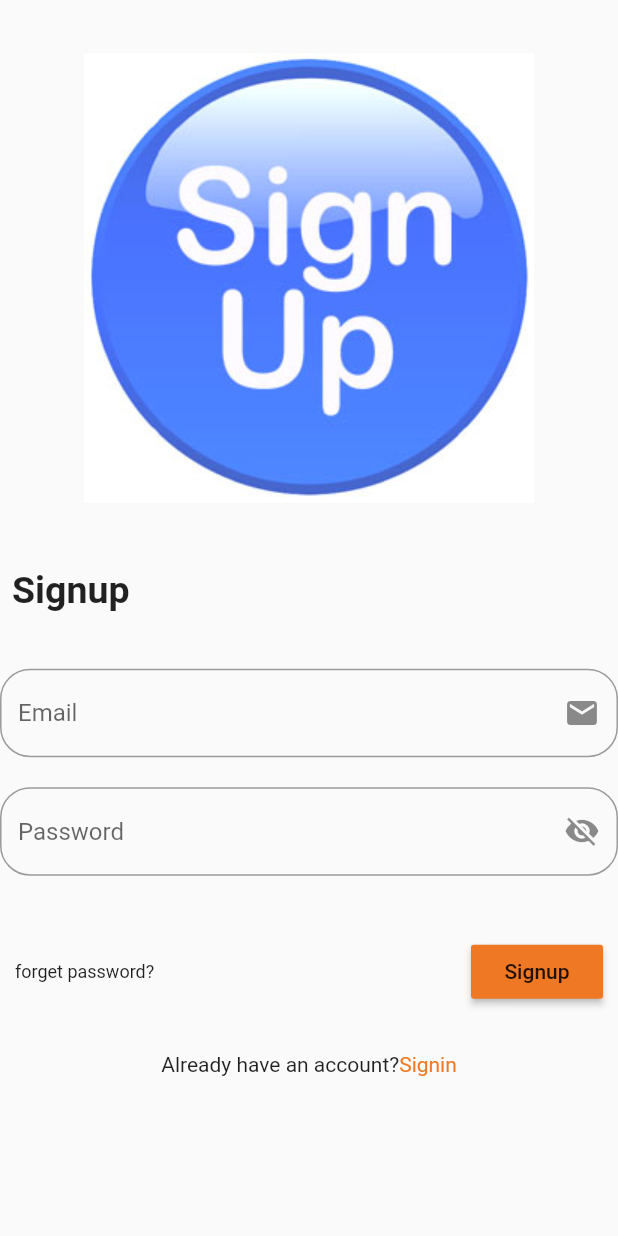
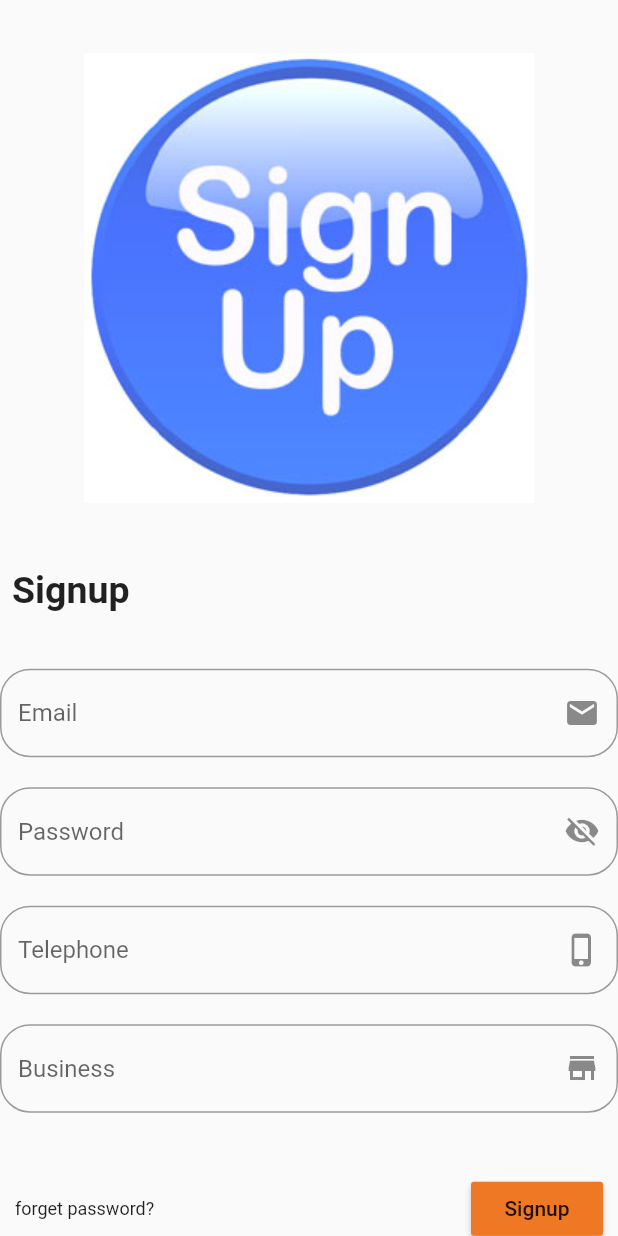
Before and after one commit to Dornalious36/GTC_Login, a Flutter app: the Second screen opened directly, on a phone screen of 412 x 824 dp. Run offline on Flutter 3.47's test engine with Material 2 defaults, Android fonts, the phone set to English and light mode, and no system bars.

Commit message:
After Entering Telephone and Business

```diff
--- a/lib/main.dart
+++ b/lib/main.dart
@@ -81,7 +81,7 @@ class _MyappState extends State<Myapp> {
                 },
                 child: Text.rich(
                   TextSpan(
-                      text: "Don't have an account?",
+                      text: "Don't have an account? ",
                       children: [
                         TextSpan(
                           text: "Signup",
@@ -155,6 +155,26 @@ class _SecondState extends State<Second> {
                     ),
                   ),
                 ),
+                SizedBox(height: 20.0,),
+                TextField(
+                  decoration: InputDecoration(
+                    hintText: "Telephone",
+                    suffixIcon: Icon(Icons.phone_iphone),
+                    border: OutlineInputBorder(
+                      borderRadius: BorderRadius.circular(20.0),
+                    ),
+                  ),
+                ),
+                SizedBox(height: 20.0,),
+                TextField(
+                  decoration: InputDecoration(
+                    hintText: "Business",
+                    suffixIcon: Icon(Icons.store),
+                    border: OutlineInputBorder(
+                      borderRadius: BorderRadius.circular(20.0),
+                    ),
+                  ),
+                ),
                 SizedBox(height: 30.0,),
                 Padding(
                   padding: const EdgeInsets.all(10.0),
@@ -178,7 +198,7 @@ class _SecondState extends State<Second> {
                   },
                   child: Text.rich(
                       TextSpan(
-                          text: "Already have an account?",
+                          text: "Already have an account? ",
                           children: [
                             TextSpan(
                                 text: "Signin",
@@ -189,7 +209,8 @@ class _SecondState extends State<Second> {
                           ]
                       )
                   ),
-                )
+                ),
+                SizedBox(height: 30.0,),
               ],
             ),
           ),
```
